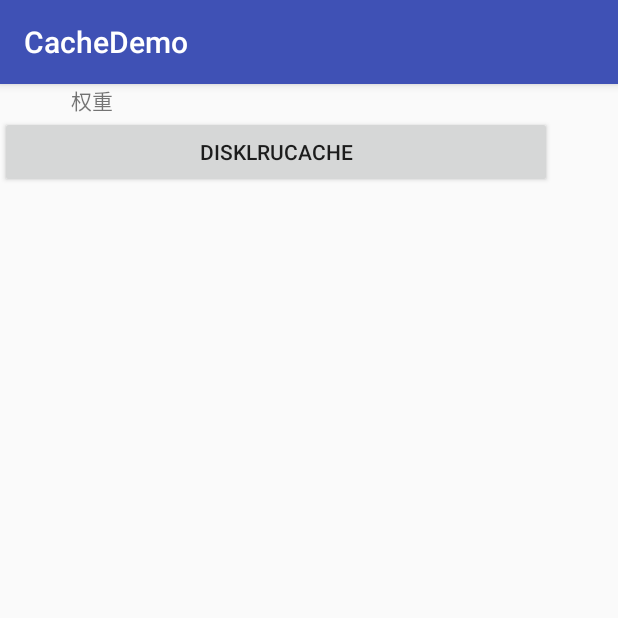
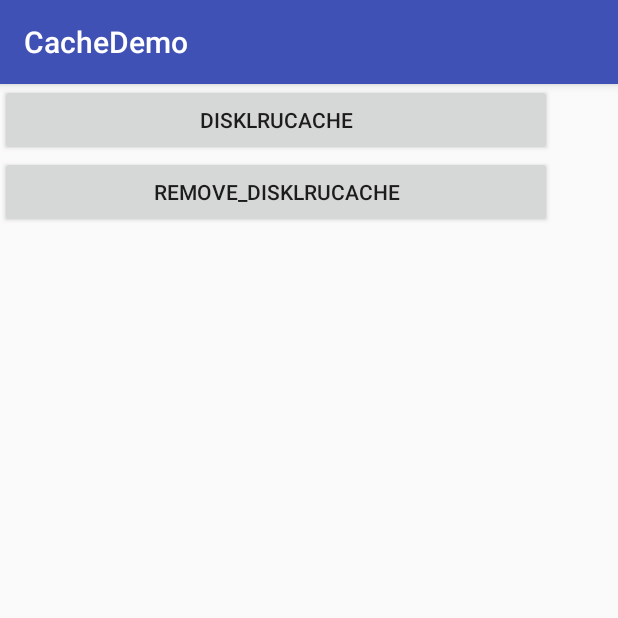
Before and after one commit to SweeneyLiu/CacheDemo, an Android app: the DiskCacheActivity screen opened directly, with no data from a screen before it, on a phone screen of 412 x 824 dp, the top half of it. Run offline under Robolectric (Android 15) with nearby library versions, the phone set to English and light mode, and no system bars.

Commit message:
优化DiskLruCache功能

```diff
--- a/app/src/main/java/com/lsw/demo/activity/DiskCacheActivity.java
+++ b/app/src/main/java/com/lsw/demo/activity/DiskCacheActivity.java
@@ -44,6 +44,7 @@ public class DiskCacheActivity extends AppCompatActivity {
             @Override
             public void onClick(View v) {
                 try {
+                    //读取
                     String key = hashKeyForDisk(imageUrl);
                     DiskLruCache.Snapshot snapShot = mDiskLruCache.get(key);
                     if (snapShot != null) {
@@ -57,16 +58,58 @@ public class DiskCacheActivity extends AppCompatActivity {
             }
         });
 
+        Button removeButton = (Button)findViewById(R.id.btn_remove_disk_cache);
+        removeButton.setOnClickListener(new View.OnClickListener() {
+            @Override
+            public void onClick(View v) {
+                try {
+                    mDiskLruCache.remove(hashKeyForDisk(imageUrl));
+                } catch (IOException e) {
+                    e.printStackTrace();
+                }
+            }
+        });
+
+        //创建一个DiskLruCache的实例
+        getDiskLruCache(this,"bitmap", getAppVersion(this), 1, 10 * 1024 * 1024);
+
+        //写入磁盘缓存
+        writeToDiskCache();
+
+
+    }
+
+    @Override
+    protected void onStart() {
+        super.onStart();
+    }
+
+    @Override
+    protected void onStop() {
+        super.onStop();
+    }
+
+    @Override
+    protected void onDestroy() {
+        super.onDestroy();
         try {
-            File cacheDir = getDiskCacheDir(this, "bitmap");
-            if (!cacheDir.exists()) {
-                cacheDir.mkdirs();
-            }
-            mDiskLruCache = DiskLruCache.open(cacheDir, getAppVersion(this), 1, 10 * 1024 * 1024);
+            mDiskLruCache.close();
         } catch (IOException e) {
             e.printStackTrace();
         }
+    }
 
+    @Override
+    protected void onPause() {
+        super.onPause();
+        try {
+            mDiskLruCache.flush();
+        } catch (IOException e) {
+            e.printStackTrace();
+        }
+    }
+
+    private void writeToDiskCache() {
         new Thread(new Runnable() {
             @Override
             public void run() {
@@ -74,11 +117,11 @@ public class DiskCacheActivity extends AppCompatActivity {
                     String key = hashKeyForDisk(imageUrl);
                     DiskLruCache.Editor editor = mDiskLruCache.edit(key);
                     if (editor != null) {
-                        OutputStream outputStream = editor.newOutputStream(0);
+                        OutputStream outputStream = editor.newOutputStream(0);//创建一个输出流，由于前面在设置valueCount的时候指定的是1，所以这里index传0就可以了
                         if (downloadUrlToStream(imageUrl, outputStream)) {
-                            editor.commit();
+                            editor.commit();//提交写入
                         } else {
-                            editor.abort();
+                            editor.abort();//放弃写入
                         }
                     }
                     mDiskLruCache.flush();
@@ -87,21 +130,47 @@ public class DiskCacheActivity extends AppCompatActivity {
                 }
             }
         }).start();
-
     }
 
 
+    private void getDiskLruCache(Context context,String fileName, int appVersion, int valueCount, long maxSize){
+        try {
+            File cacheDir = getDiskCacheDir(context, fileName);
+            if (!cacheDir.exists()) {
+                cacheDir.mkdirs();
+            }
+            //open()方法接收四个参数，第一个参数指定的是数据的缓存地址，第二个参数指定当前应用程序的版本号，
+            //第三个参数指定同一个key可以对应多少个缓存文件，基本都是传1，第四个参数指定最多可以缓存多少字节的数据。
+            //需要注意的是，每当版本号改变，缓存路径下存储的所有数据都会被清除掉，因为DiskLruCache认为当应用程序有版本更新的时候，所有的数据都应该从网上重新获取。(?怎么更新)
+            mDiskLruCache = DiskLruCache.open(cacheDir, appVersion, valueCount, maxSize);
+        } catch (IOException e) {
+            e.printStackTrace();
+        }
+    }
+
+
+    /**
+     * 获取磁盘的缓存目录
+     * @param context
+     * @param uniqueName
+     * @return
+     */
     public File getDiskCacheDir(Context context, String uniqueName) {
         String cachePath;
         if (Environment.MEDIA_MOUNTED.equals(Environment.getExternalStorageState())
                 || !Environment.isExternalStorageRemovable()) {
-            cachePath = context.getExternalCacheDir().getPath();
+            cachePath = context.getExternalCacheDir().getPath();//   /sdcard/Android/data/<application package>/cache
         } else {
-            cachePath = context.getCacheDir().getPath();
+            cachePath = context.getCacheDir().getPath();//   /data/data/<application package>/cache
         }
         return new File(cachePath + File.separator + uniqueName);
     }
 
+    /**
+     * 获取应用程序的版本号
+     * @param context
+     * @return
+     */
     public int getAppVersion(Context context) {
         try {
             PackageInfo info = context.getPackageManager().getPackageInfo(context.getPackageName(), 0);
@@ -112,6 +181,12 @@ public class DiskCacheActivity extends AppCompatActivity {
         return 1;
     }
 
+    /**
+     * 下载一张图片
+     * @param urlString
+     * @param outputStream
+     * @return
+     */
     private boolean downloadUrlToStream(String urlString, OutputStream outputStream) {
         HttpURLConnection urlConnection = null;
         BufferedOutputStream out = null;
@@ -119,7 +194,7 @@ public class DiskCacheActivity extends AppCompatActivity {
         try {
             final URL url = new URL(urlString);
             urlConnection = (HttpURLConnection) url.openConnection();
-            in = new BufferedInputStream(urlConnection.getInputStream(), 8 * 1024);
+            in = new BufferedInputStream(urlConnection.getInputStream(), 8 * 1024);//8 * 1024是buffer的大小
             out = new BufferedOutputStream(outputStream, 8 * 1024);
             int b;
             while ((b = in.read()) != -1) {
@@ -147,6 +222,11 @@ public class DiskCacheActivity extends AppCompatActivity {
     }
 
 
+    /**
+     *将字符串进行MD5编码
+     * @param key
+     * @return
+     */
     public String hashKeyForDisk(String key) {
         String cacheKey;
         try {
@@ -159,6 +239,11 @@ public class DiskCacheActivity extends AppCompatActivity {
         return cacheKey;
     }
 
+    /**
+     *字节转16进制字符串
+     * @param bytes
+     * @return
+     */
     private String bytesToHexString(byte[] bytes) {
         StringBuilder sb = new StringBuilder();
         for (int i = 0; i < bytes.length; i++) {
--- a/app/src/main/res/layout/activity_disk_cache.xml
+++ b/app/src/main/res/layout/activity_disk_cache.xml
@@ -12,22 +12,16 @@
         android:layout_width="368dp"
         android:layout_height="495dp"
         android:orientation="vertical">
-        <LinearLayout
-            android:layout_width="match_parent"
-            android:layout_height="wrap_content"
-            android:weightSum="3">
-            <TextView
-                android:layout_width="0dp"
-                android:layout_height="wrap_content"
-                android:layout_weight="1"
-                android:gravity="center"
-                android:text="权重"/>
-        </LinearLayout>
         <Button
             android:id="@+id/btn_read_disk_cache"
             android:layout_width="match_parent"
             android:layout_height="wrap_content"
             android:text="DiskLruCache"/>
+        <Button
+            android:id="@+id/btn_remove_disk_cache"
+            android:layout_width="match_parent"
+            android:layout_height="wrap_content"
+            android:text="remove_DiskLruCache"/>
 
         <ImageView
             android:id="@+id/image_view"
```
